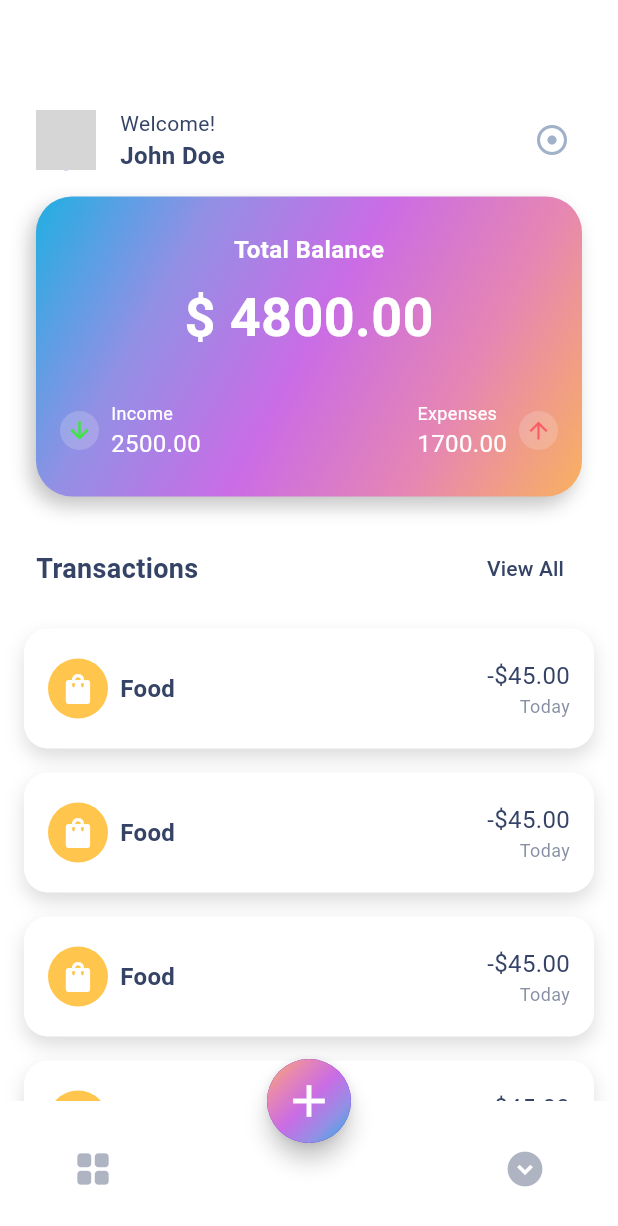
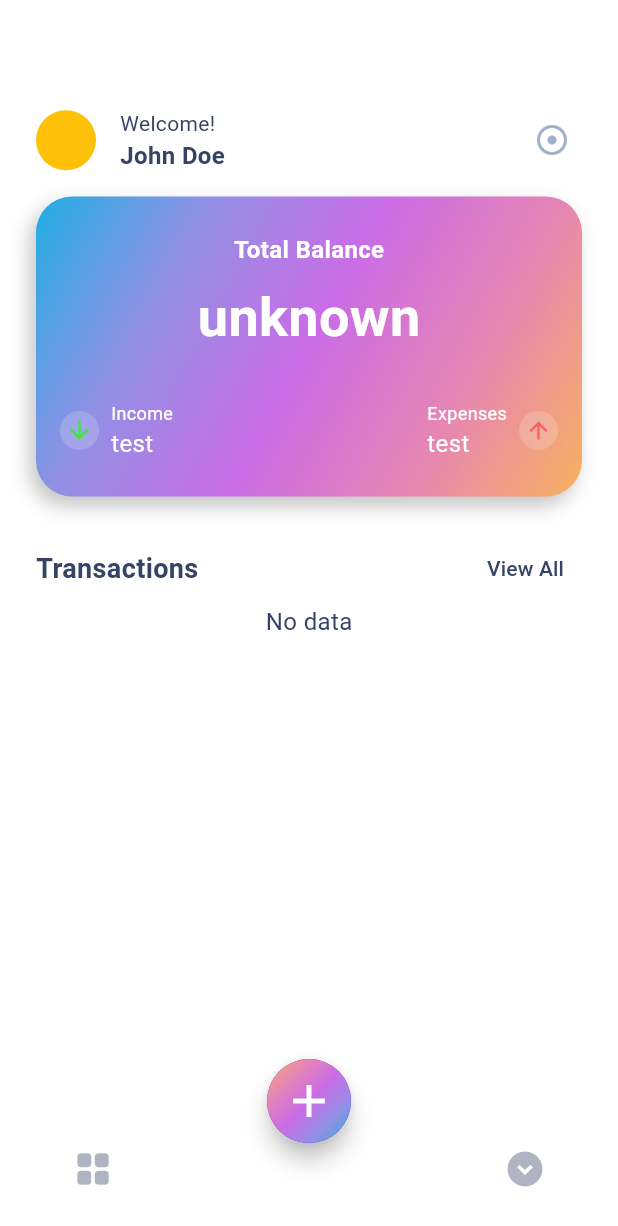
Before and after one commit to AndreiTheDev/expense_tracker, a Flutter app: the HomeView screen opened by its route, on a phone screen of 412 x 824 dp. Shown: the top 1226 px of the screen. Run offline on Flutter 3.47's test engine with Material 3 defaults, Android fonts, the phone set to English and light mode, and no system bars; our stand-ins replace cloud_firestore, cloud_functions, equatable, firebase_auth, firebase_core, firebase_messaging and 6 more; missing offline and left inert: bloc_presentation, control_style; accounts and stored records are empty; statements that could not run were skipped; grey boxes are pictures that could not be loaded.

Commit message:
feat: clean the code inside home view and add bloc logics

```diff
--- a/lib/src/features/home/presentation/views/home_view.dart
+++ b/lib/src/features/home/presentation/views/home_view.dart
@@ -1,20 +1,41 @@
-import 'package:cloud_firestore/cloud_firestore.dart';
-import 'package:firebase_auth/firebase_auth.dart';
 import 'package:flutter/material.dart';
+import 'package:flutter_bloc/flutter_bloc.dart';
+import 'package:go_router/go_router.dart';
 
+import '../../../../../injection_container.dart';
 import '../../../../core/common_widgets/custom_appbar_button.dart';
+import '../../../../core/routing/app_routes.dart';
 import '../../../../core/utils/utils.dart';
-import '../../data/datasources/home_firebase_datasource.dart';
-import '../../data/datasources/home_firestore_datasource.dart';
-import '../../data/repositories/account_repository_impl.dart';
+import '../../../authentication/presentation/blocs/user_bloc/user_bloc.dart';
+import '../bloc/account_bloc.dart';
+import '../widgets/home_bottom_navigation_bar.dart';
+import '../widgets/home_card.dart';
+import '../widgets/home_transactions_listview.dart';
 
 class HomeView extends StatelessWidget {
   const HomeView({super.key});
 
   @override
   Widget build(BuildContext context) {
+    const double appBarHeight = 90;
+    return BlocProvider<AccountBloc>(
+      create: (context) => sl()..add(const AccountFetchEvent()),
+      child: Builder(
+        builder: (context) {
           return Scaffold(
-      body: Column(
+            body: RefreshIndicator(
+              onRefresh: () {
+                return Future(
+                  () => context
+                      .read<AccountBloc>()
+                      .add(const AccountFetchEvent()),
+                );
+              },
+              child: SingleChildScrollView(
+                physics: const ClampingScrollPhysics(),
+                child: SizedBox(
+                  height: MediaQuery.of(context).size.height - appBarHeight + 1,
+                  child: Column(
                     children: [
                       xlSeparator,
                       Padding(
@@ -25,108 +46,62 @@ class HomeView extends StatelessWidget {
                         ),
                         child: Row(
                           children: [
-                const CircleAvatar(
+                            BlocBuilder<UserBloc, UserState>(
+                              builder: (context, state) {
+                                if (state is UserAuthenticated) {
+                                  return CircleAvatar(
                                     backgroundImage: NetworkImage(
-                    'http://192.168.100.48:9199/v0/b/expense-tracker-app-bloc.appspot.com/o/profile-photos%2Fprofile-man-1.png?alt=media&token=3bb874e8-b353-4493-a71a-fd4886175fe1',
+                                      state.user.photoUrl,
                                     ),
+                                  );
+                                }
+                                return const CircleAvatar(
+                                  backgroundColor: Colors.amber,
+                                );
+                              },
                             ),
                             smallSeparator,
-                const Column(
+                            Column(
                               crossAxisAlignment: CrossAxisAlignment.start,
                               children: [
-                    Text(
+                                const Text(
                                   'Welcome!',
                                   style: TextStyle(
                                     fontSize: smallText,
                                   ),
                                 ),
-                    Text(
+                                BlocBuilder<UserBloc, UserState>(
+                                  builder: (context, state) {
+                                    if (state is UserAuthenticated) {
+                                      return Text(
+                                        state.user.completeName,
+                                        style: const TextStyle(
+                                          fontWeight: FontWeight.bold,
+                                          color: textDark,
+                                        ),
+                                      );
+                                    }
+                                    return const Text(
                                       'John Doe',
                                       style: TextStyle(
                                         fontWeight: FontWeight.bold,
                                         color: textDark,
                                       ),
+                                    );
+                                  },
                                 ),
                               ],
                             ),
                             const Expanded(child: SizedBox()),
                             CustomAppbarButton(
-                  onTap: () async {
-                    final response = await AccountRepositoryImpl(
-                      HomeFirebaseDataSourceImpl(FirebaseAuth.instance),
-                      HomeFirestoreDataSourceImpl(FirebaseFirestore.instance),
-                    ).fetchAccount();
-                    // HomeFirestoreDataSourceImpl(FirebaseFirestore.instance)
-                    //     .deleteExpense(
-                    //   'TmQC7eMDpnDECxVepvSD8xAhFlSu',
-                    //   'default',
-                    //   ExpenseDto(
-                    //     category: 'ceava',
-                    //     description: 'test',
-                    //     amount: 100,
-                    //     date: DateTime.now(),
-                    //   ),
-                    // );
-                  },
+                              onTap: () {},
                               icon: Icons.mode_standby,
                             ),
                           ],
                         ),
                       ),
                       smallSeparator,
-          Padding(
-            padding: const EdgeInsets.only(
-              left: mediumSize,
-              right: mediumSize,
-            ),
-            child: Container(
-              padding: const EdgeInsets.symmetric(
-                vertical: mediumSize,
-                horizontal: smallSize,
-              ),
-              decoration: BoxDecoration(
-                gradient: buttonsGradient,
-                borderRadius: BorderRadius.circular(mediumSize),
-                boxShadow: const [
-                  BoxShadow(
-                    offset: Offset(-4, 6),
-                    color: Color(0xffc4c4c4),
-                    blurRadius: 10,
-                  ),
-                ],
-              ),
-              height: 200,
-              width: double.infinity,
-              child: const Column(
-                children: [
-                  Text(
-                    'Total Balance',
-                    style: TextStyle(
-                      color: Colors.white,
-                      fontWeight: FontWeight.bold,
-                    ),
-                  ),
-                  xsSeparator,
-                  Text(
-                    r'$ 4800.00',
-                    style: TextStyle(
-                      fontSize: largeText,
-                      fontWeight: FontWeight.bold,
-                      color: Colors.white,
-                    ),
-                  ),
-                  Expanded(child: SizedBox()),
-                  Row(
-                    mainAxisAlignment: MainAxisAlignment.spaceBetween,
-                    children: [
-                      IncomeRow(),
-                      ExpenseRow(),
-                    ],
-                  ),
-                ],
-              ),
-            ),
-          ),
+                      const HomeCard(),
                       mediumSeparator,
                       Padding(
                         padding: const EdgeInsets.only(
@@ -160,78 +135,19 @@ class HomeView extends StatelessWidget {
                           ],
                         ),
                       ),
-          Expanded(
-            child: ListView.separated(
-              padding: EdgeInsets.all(smallSize),
-              itemCount: 20,
-              itemBuilder: (context, index) {
-                return Container(
-                  padding: const EdgeInsets.all(smallSize),
-                  decoration: BoxDecoration(
-                    color: Colors.white,
-                    borderRadius: BorderRadius.circular(smallSize),
-                    boxShadow: const [
-                      BoxShadow(
-                        offset: Offset(0, 6),
-                        color: Color(0xffdddddd),
-                        blurRadius: 10,
-                      ),
+                      const HomeTransactionsListview(),
                     ],
                   ),
-                  height: 80,
-                  child: Row(
-                    children: [
-                      Container(
-                        padding: const EdgeInsets.all(xsSize),
-                        decoration: BoxDecoration(
-                          color: const Color(0xffffc54d),
-                          borderRadius: BorderRadius.circular(99),
-                        ),
-                        child: const Icon(
-                          Icons.shopping_bag,
-                          color: Colors.white,
-                          size: mediumSize,
                 ),
               ),
-                      xsSeparator,
-                      const Text(
-                        'Food',
-                        style: TextStyle(
-                          fontWeight: FontWeight.bold,
             ),
-                      ),
-                      const Expanded(child: SizedBox()),
-                      Column(
-                        mainAxisAlignment: MainAxisAlignment.center,
-                        crossAxisAlignment: CrossAxisAlignment.end,
-                        children: [
-                          Text(
-                            r'-$45.00',
-                          ),
-                          Text(
-                            'Today',
-                            style: TextStyle(
-                              fontSize: 12,
-                              color: textDark.withOpacity(0.6),
-                            ),
-                          ),
-                        ],
-                      ),
-                    ],
-                  ),
-                );
+            floatingActionButtonLocation:
+                FloatingActionButtonLocation.centerDocked,
+            floatingActionButton: FloatingActionButton(
+              onPressed: () async {
+                await context.pushNamed(AppRoutes.addTransactions.name);
               },
-              separatorBuilder: (context, index) {
-                return smallSeparator;
-              },
-            ),
-          ),
-        ],
-      ),
-      floatingActionButtonLocation: FloatingActionButtonLocation.centerDocked,
-      floatingActionButton: FloatingActionButton(
-        onPressed: () {},
-        shape: CircleBorder(),
+              shape: const CircleBorder(),
               child: Container(
                 height: double.maxFinite,
                 width: double.maxFinite,
@@ -245,118 +161,12 @@ class HomeView extends StatelessWidget {
                 ),
               ),
             ),
-      bottomNavigationBar: Container(
-        height: 90,
-        padding: const EdgeInsets.symmetric(horizontal: xlSize),
-        decoration: const BoxDecoration(
-          color: Colors.white,
-          borderRadius: BorderRadius.only(
-            topLeft: Radius.circular(largeSize),
-            topRight: Radius.circular(largeSize),
+            bottomNavigationBar: const HomeBottomNavigationBar(
+              appBarHeight: appBarHeight,
             ),
-        ),
-        child: Row(
-          mainAxisAlignment: MainAxisAlignment.spaceBetween,
-          children: [
-            Icon(
-              Icons.grid_view_rounded,
-              size: mediumSize + 4,
-              color: textDark.withOpacity(0.4),
-            ),
-            Icon(
-              Icons.expand_circle_down,
-              size: mediumSize + 4,
-              color: textDark.withOpacity(0.4),
-            ),
-          ],
-        ),
+          );
+        },
       ),
     );
   }
 }
-
-class IncomeRow extends StatelessWidget {
-  const IncomeRow({
-    super.key,
-  });
-
-  @override
-  Widget build(BuildContext context) {
-    return Row(
-      children: [
-        Container(
-          padding: const EdgeInsets.all(4),
-          decoration: BoxDecoration(
-            color: const Color(0x33f4f4f4),
-            borderRadius: BorderRadius.circular(99),
-          ),
-          child: const Icon(
-            Icons.arrow_downward,
-            color: Color(0xff3fe444),
-            size: 18,
-          ),
-        ),
-        xsSeparator,
-        const Column(
-          crossAxisAlignment: CrossAxisAlignment.start,
-          children: [
-            Text(
-              'Income',
-              style: TextStyle(
-                fontSize: 12,
-                color: Colors.white,
-              ),
-            ),
-            Text(
-              '2500.00',
-              style: TextStyle(color: Colors.white),
-            ),
-          ],
-        ),
-      ],
-    );
-  }
-}
-
-class ExpenseRow extends StatelessWidget {
-  const ExpenseRow({
-    super.key,
-  });
-
-  @override
-  Widget build(BuildContext context) {
-    return Row(
-      children: [
-        const Column(
-          crossAxisAlignment: CrossAxisAlignment.start,
-          children: [
-            Text(
-              'Expenses',
-              style: TextStyle(
-                fontSize: 12,
-                color: Colors.white,
-              ),
-            ),
-            Text(
-              '1700.00',
-              style: TextStyle(color: Colors.white),
-            ),
-          ],
-        ),
-        xsSeparator,
-        Container(
-          padding: const EdgeInsets.all(4),
-          decoration: BoxDecoration(
-            color: const Color(0x33f4f4f4),
-            borderRadius: BorderRadius.circular(99),
-          ),
-          child: const Icon(
-            Icons.arrow_upward,
-            color: Color(0xfffb5d67),
-            size: 18,
-          ),
-        ),
-      ],
-    );
-  }
-}
```
Lines whose indentation alone changed are shown as unchanged.
